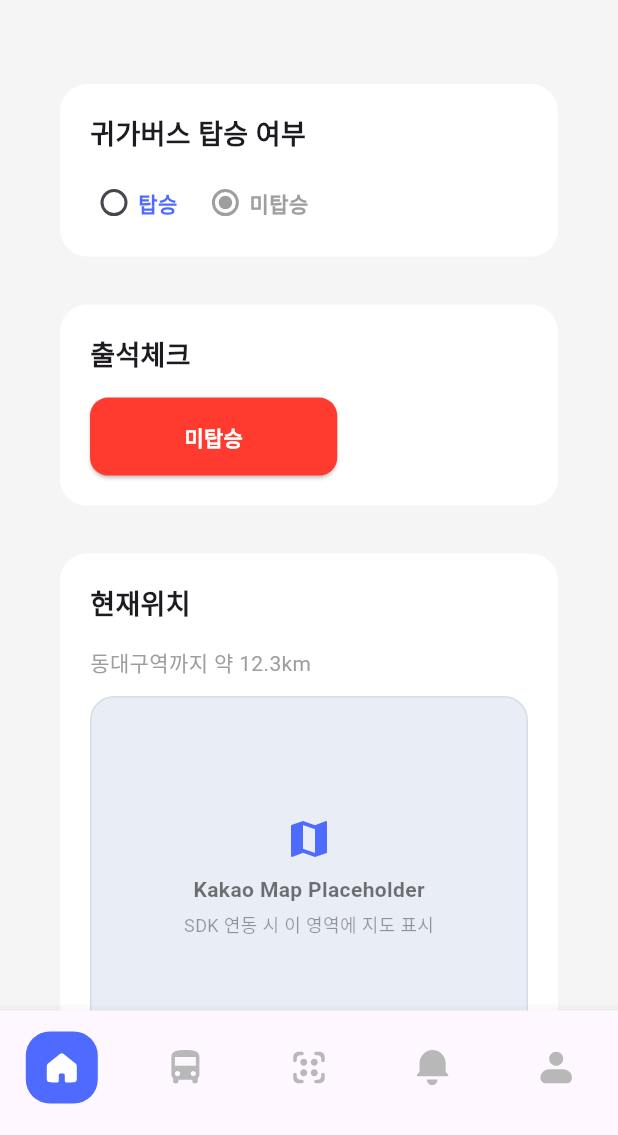
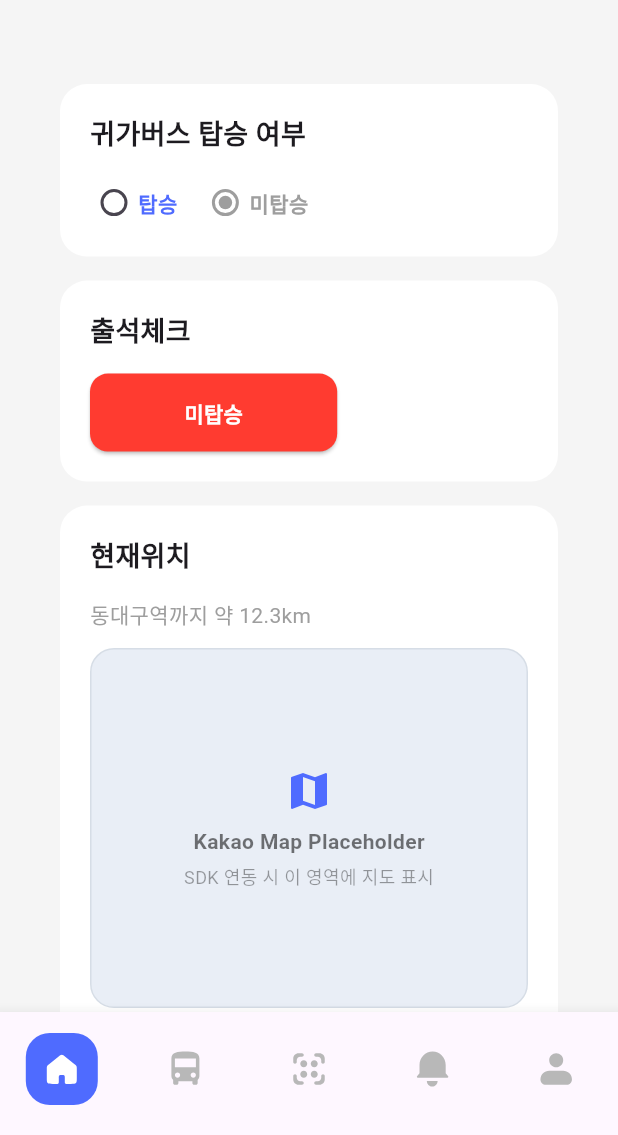
Before and after one commit to TeamBlick/app, a Flutter app: the HomeScreen screen opened directly, after a tap on "미탑승", on a phone screen of 412 x 824 dp, the part 101-1236 px from its top. Run offline on Flutter 3.47's test engine with Material 3 defaults, Android fonts, the phone set to English and light mode, and no system bars; our stand-ins replace flutter_svg; Roboto replaces fonts that are missing (Pretendard).

Commit message:
Docs : announcement_tab ListView builder/type 오류와 scroll 제약 원인, 드롭다운 간격 조정 아이디어 정리

```diff
--- a/lib/main.dart
+++ b/lib/main.dart
@@ -10,9 +10,12 @@ class MyApp extends StatelessWidget {
 
   @override
   Widget build(BuildContext context) {
-    return const MaterialApp(
+    return MaterialApp(
       debugShowCheckedModeBanner: false,
-      home: LoginScreen(), // 👈 첫 화면을 LoginScreen으로 지정
+      theme: ThemeData(
+        fontFamily: 'Pretendard', // 앱 전체 기본 폰트
+      ),
+      home: const LoginScreen(), // 👈 첫 화면을 LoginScreen으로 지정
     );
   }
 }
--- a/lib/screens/home/tabs/alarm_tab.dart
+++ /dev/null
@@ -1,21 +0,0 @@
-import 'package:flutter/material.dart';
-import '../../../widgets/app_logo_header.dart';
-
-class AlarmTab extends StatelessWidget {
-  const AlarmTab({super.key});
-
-  @override
-  Widget build(BuildContext context) {
-    return SingleChildScrollView(
-      padding: const EdgeInsets.all(40),
-      child: Column(
-        children: const [
-          Align(alignment: Alignment.centerLeft),
-          AppLogoHeader(),
-          SizedBox(height: 32),
-          Center(child: Text('알림 탭')),
-        ],
-      ),
-    );
-  }
-}
--- /dev/null
+++ b/lib/screens/home/tabs/announcement/announcement_tab.dart
@@ -0,0 +1,68 @@
+import 'package:flutter/material.dart';
+import '../../../../widgets/app_logo_header.dart';
+import '../../../../widgets/section_card.dart';
+
+class AlarmTab extends StatelessWidget {
+  const AlarmTab({super.key});
+
+  @override
+  Widget build(BuildContext context) {
+    return SingleChildScrollView(
+      padding: const EdgeInsets.all(40),
+      child: Column(
+        children: [
+          Align(alignment: Alignment.centerLeft),
+          AppLogoHeader(),
+          SizedBox(height: 32),
+          ListView.builder(
+            shrinkWrap: true,
+            physics: NeverScrollableScrollPhysics(),
+            itemCount: 3,
+
+            itemBuilder: (context, index) {
+              return Padding(
+                padding: const EdgeInsets.only(bottom: 16),
+                child: AnnouncementCard(title: "귀가버스 차량 정보", date: "이미지보기"),
+              );
+            },
+          ),
+        ],
+      ),
+    );
+  }
+}
+
+class AnnouncementCard extends StatelessWidget {
+  final String title;
+  final String date;
+
+  const AnnouncementCard({super.key, required this.title, required this.date});
+
+  @override
+  Widget build(BuildContext context) {
+    return Row(
+      crossAxisAlignment: CrossAxisAlignment.end,
+      children: [
+        Expanded(
+          child: Container(
+              width: double.infinity,
+              padding: const EdgeInsets.all(20),
+              decoration: BoxDecoration(
+                color: Colors.white,
+                borderRadius: BorderRadius.circular(18),
+                boxShadow: const [], // 필요 시 그림자 추가
+              ),
+            child: Column(
+              crossAxisAlignment: CrossAxisAlignment.start,
+              children: [
+                Text(title,style: const TextStyle(fontWeight: FontWeight.bold, fontSize: 18)),
+                Text(date),
+                Text("26.12.30"),],
+            ),
+          ),
+        ),
+
+      ],
+    );
+  }
+}
--- a/lib/screens/home/tabs/bus_tab.dart
+++ b/lib/screens/home/tabs/bus_tab.dart
@@ -16,7 +16,7 @@ class _BusTabState extends State<BusTab> {
       child: Column(
         children: const [
           SectionCard(title: "버스 변경 위치", child: _BusChangeDropdown()),
-          const SizedBox(height: 32),
+          const SizedBox(height: 16),
           SectionCard(title: "버스 변경 사유", child: BusChangeReason()),
         ],
       ),
@@ -37,7 +37,7 @@ class _BusChangeDropdownState extends State<_BusChangeDropdown> {
   @override
   Widget build(BuildContext context) {
     return Row(
-      mainAxisAlignment: MainAxisAlignment.spaceBetween,
+      mainAxisSize: MainAxisSize.min,
       children: [
         const Text(
           "용산역",
@@ -49,6 +49,7 @@ class _BusChangeDropdownState extends State<_BusChangeDropdown> {
             mainAxisAlignment: MainAxisAlignment.end,
             children: [
               PopupMenuButton<String>(
+                position: PopupMenuPosition.under,
                 onSelected: (value) {
                   setState(() {
                     selectedTerminal = value; // 선택값 변경
@@ -59,19 +60,29 @@ class _BusChangeDropdownState extends State<_BusChangeDropdown> {
                   PopupMenuItem(value: "동대구역", child: Text("동대구역")),
                   PopupMenuItem(value: "대곡역", child: Text("대곡역")),
                 ],
+                color: Colors.white,
+                shape: RoundedRectangleBorder(
+                  borderRadius: BorderRadius.circular(16),
+                ),
+                child: Container(
+                  height: 64,
+                  padding: EdgeInsets.symmetric(horizontal: 20),
                   child: Row(
+                    mainAxisAlignment: MainAxisAlignment.spaceBetween,
                     children: [
                       Text(
                         selectedTerminal,
                         style: const TextStyle(
                           color: Color(0xFF4F6BFF),
                           fontSize: 18,
-                        fontWeight: FontWeight.w700,
+                          fontWeight: FontWeight.w500,
                         ),
                       ),
                       const SizedBox(width: 6),
                       const Icon(Icons.unfold_more, color: Color(0xFF4F6BFF)),
+
                     ],
+                  ),
                 ),
               ),
             ],
@@ -89,6 +100,14 @@ class BusChangeReason extends StatefulWidget {
 }
 
 class _BusChangeReasonState extends State<BusChangeReason> {
+  final TextEditingController reasonController = TextEditingController();
+
+  @override
+  void dispose() {
+    reasonController.dispose();
+    super.dispose();
+  }
+
   @override
   Widget build(BuildContext context) {
     return Column(
@@ -97,6 +116,7 @@ class _BusChangeReasonState extends State<BusChangeReason> {
           height: 200,
           child: TextFormField(
             //큰 필드가 안됨 그래서 Textfrom
+            controller: reasonController,
             maxLines: null, // expands=true와 함께 사용 시 필수
             expands: true, //
             keyboardType: TextInputType.multiline, //키보드도 여러줄 입력 가능하게
@@ -105,6 +125,9 @@ class _BusChangeReasonState extends State<BusChangeReason> {
               border: InputBorder.none,
             ),
             style: TextStyle(color: Color(0xFF6A6A6A), height: 1.25),
+            onChanged: (_) {
+              setState(() {});
+            },
           ),
         ),
         SizedBox(height: 32,),
@@ -114,9 +137,15 @@ class _BusChangeReasonState extends State<BusChangeReason> {
             height: 50,
             child: ElevatedButton(
               child: Text("제출하기",style: TextStyle(color: Color.fromARGB(255, 255, 255, 255))),
-              onPressed: () {},
+              onPressed: reasonController.text.trim().isNotEmpty
+                ? () {
+                    print("제출");
+                  }
+                : null,
               style: ElevatedButton.styleFrom(
-                backgroundColor: const Color.fromRGBO(83, 102, 251, 1),
+                backgroundColor: reasonController.text.trim().isNotEmpty
+                  ? const Color(0xFF4F6BFF)
+                  : const Color(0xFFB8B8B8),
                 shape: RoundedRectangleBorder(
                   borderRadius: BorderRadius.circular(12),
                 ),
--- a/lib/screens/home/tabs/home_tab.dart
+++ b/lib/screens/home/tabs/home_tab.dart
@@ -34,12 +34,12 @@ class _HomeTabState extends State<HomeTab> {
               onChanged: (value) => setState(() => busState = value),
             ),
           ),
-          const SizedBox(height: 32),
+          const SizedBox(height: 16),
           SectionCard(
             title: "출석체크",
             child: _AttendanceButton(busState: busState),
           ),
-          const SizedBox(height: 32),
+          const SizedBox(height: 16),
           const SectionCard(title: "현재위치", child: KakaoMapWidget()),
         ],
       ),
--- a/lib/screens/home_screen.dart
+++ b/lib/screens/home_screen.dart
@@ -1,5 +1,5 @@
 import 'package:flutter/material.dart';
-import 'home/tabs/alarm_tab.dart';
+import 'home/tabs/announcement/announcement_tab.dart';
 import 'home/tabs/bus_tab.dart';
 import 'home/tabs/home_tab.dart';
 import 'home/tabs/profile_tab.dart';
--- a/lib/widgets/bottom_nav.dart
+++ b/lib/widgets/bottom_nav.dart
@@ -34,7 +34,7 @@ class BottomNav extends StatelessWidget {
         selectedItemColor: const Color(0xFF4F6BFF),
         unselectedItemColor: const Color(0xFFB8B8B8),
         items: List.generate(_iconPaths.length, (index) {
-          final isActive = index == currentIndex; //현재 눌렸는지 확인
+          //final isActive = index == currentIndex; 현재 눌렸는지 확인
           final path = _iconPaths[index]; // 아이콘 경로
           return BottomNavigationBarItem(
             label: '',
```
Also changed, not shown: pubspec.yaml (+12 -0 lines), lib/screens/home/tabs/announcement/announcement_detail.dart (added), 4 other files. Lines whose indentation alone changed are shown as unchanged.
